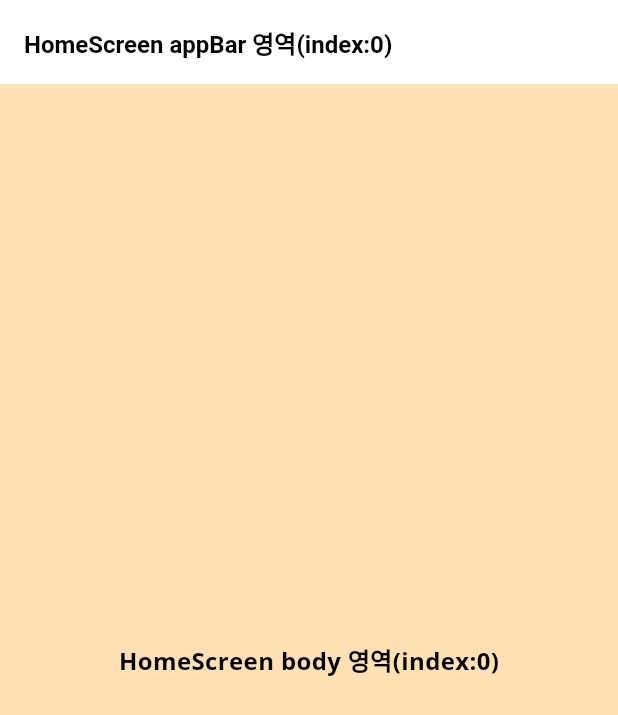
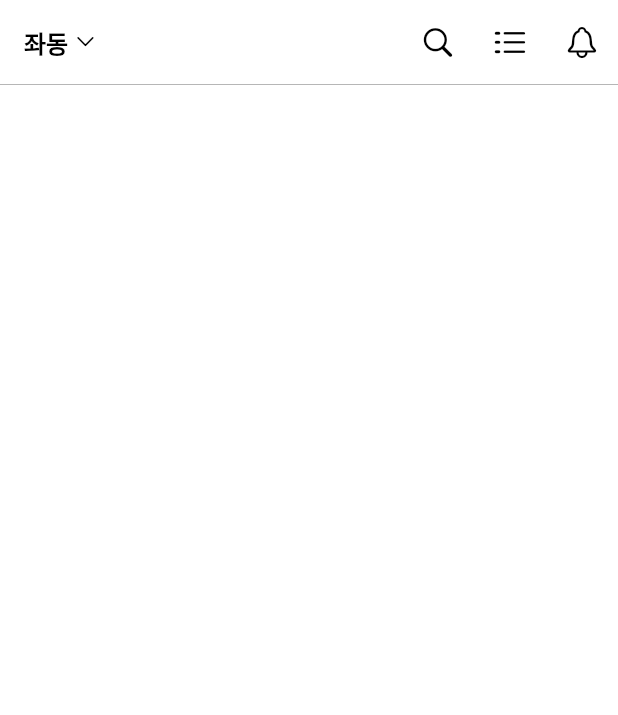
Before and after one commit to hyeji111544/flutter-app, a Flutter app: the HomeScreen screen opened directly, on a phone screen of 412 x 824 dp. Shown: the top 715 px of the screen. Run offline on Flutter 3.47's test engine with Material 3 defaults, Android fonts, the light colour scheme and no system bars; our stand-ins replace google_fonts.

Commit message:
홈 앱바 생성

```diff
--- a/marketapp/lib/screens/home/home_screen.dart
+++ b/marketapp/lib/screens/home/home_screen.dart
@@ -1,3 +1,4 @@
+import 'package:flutter/cupertino.dart';
 import 'package:flutter/material.dart';
 import 'package:marketapp/theme.dart';
 
@@ -6,17 +7,27 @@ class HomeScreen extends StatelessWidget {
   Widget build(BuildContext context) {
     return Scaffold(
       appBar: AppBar(
-        title: Text('HomeScreen appBar 영역(index:0)'),
+        title: Row(
+          children: [
+            const Text('좌동'),
+            const SizedBox(width: 4.0),
+            const Icon(
+              CupertinoIcons.chevron_down,
+              size: 15.0,
+            ),
+          ],
+        ),
+        actions: [
+          IconButton(onPressed: () {}, icon: const Icon(CupertinoIcons.search)),
+          IconButton(
+              onPressed: () {}, icon: const Icon(CupertinoIcons.list_dash)),
+          IconButton(onPressed: () {}, icon: const Icon(CupertinoIcons.bell)),
+        ],
+        bottom: const PreferredSize(
+            preferredSize: Size.fromHeight(0.5),
+            child: Divider(thickness: 0.5, height: 0.5, color: Colors.grey)),
       ),
-      body: Container(
-        color: Colors.orange[100],
-        child: Center(
-          child: Text(
-            'HomeScreen body 영역(index:0)',
-            style: textTheme().displayMedium,
-          ),
-        ),
-      ),
+      body: Container(),
     );
   }
 }
```
